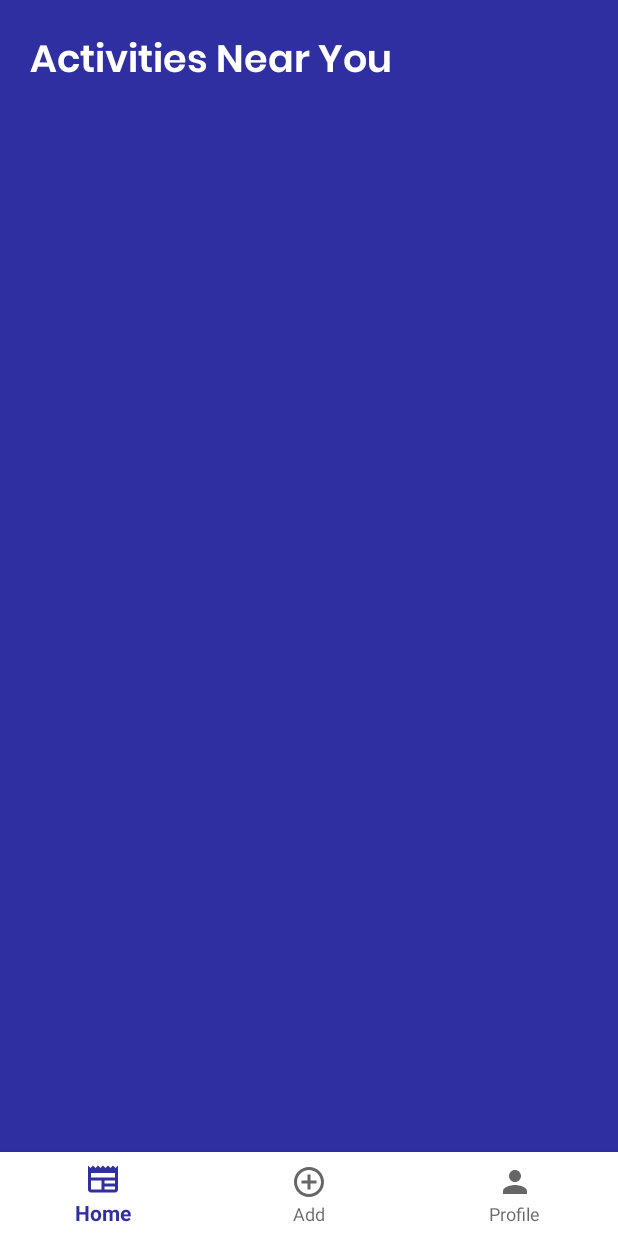
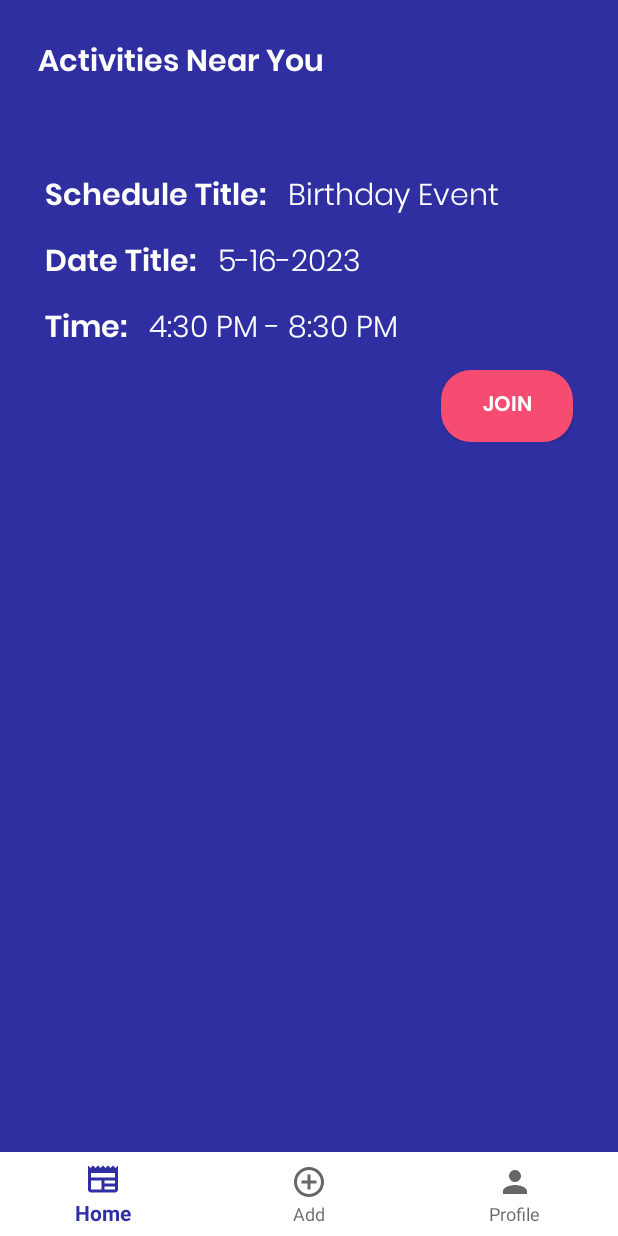
Before and after one commit to gantuangcoc98/TimelinePlus, an Android app: the FragmentHome screen opened directly, with no data from a screen before it, on a phone screen of 412 x 824 dp. Run offline under Robolectric (Android 15) with nearby library versions, the phone set to English and light mode, and no system bars.

Commit message:
Attempt to implement RecyclerView for the Schedule Items that are to be added by User

```diff
--- a/app/src/main/AndroidManifest.xml
+++ b/app/src/main/AndroidManifest.xml
@@ -11,9 +11,6 @@
         android:supportsRtl="true"
         android:theme="@style/Theme.TimelinePlus"
         tools:targetApi="31">
-        <activity
-            android:name=".Profile"
-            android:exported="false" />
         <activity
             android:name=".Home"
             android:exported="false" />
--- a/app/src/main/java/com/example/timelineplus/FragmentHome.java
+++ b/app/src/main/java/com/example/timelineplus/FragmentHome.java
@@ -3,20 +3,41 @@ package com.example.timelineplus;
 import android.os.Bundle;
 
 import androidx.fragment.app.Fragment;
+import androidx.recyclerview.widget.LinearLayoutManager;
+import androidx.recyclerview.widget.RecyclerView;
 
 import android.view.LayoutInflater;
 import android.view.View;
 import android.view.ViewGroup;
+
+import java.util.ArrayList;
+
 public class FragmentHome extends Fragment {
 
     public FragmentHome() {
         // Required empty public constructor
     }
 
+    private ArrayList<ScheduleItem> scheduleItemList;
+    private ScheduleItem scheduleItem;
+
     @Override
     public View onCreateView(LayoutInflater inflater, ViewGroup container,
                              Bundle savedInstanceState) {
         // Inflate the layout for this fragment
-        return inflater.inflate(R.layout.fragment_home, container, false);
+        View view = inflater.inflate(R.layout.fragment_home, container, false);
+
+        RecyclerView recyclerView = view.findViewById(R.id.recyclerView);
+        LinearLayoutManager linearLayoutManager = new LinearLayoutManager(getContext());
+        recyclerView.setLayoutManager(linearLayoutManager);
+
+        scheduleItemList = new ArrayList<>();
+        scheduleItem = new ScheduleItem("Schedule Title: ", "Birthday Event", "Date Title: ", "5-16-2023", "Time: ", "4:30 PM - 8:30 PM");
+        scheduleItemList.add(scheduleItem);
+
+        ScheduleAdapter adapter = new ScheduleAdapter(getContext(), scheduleItemList);
+        recyclerView.setAdapter(adapter);
+
+        return view;
     }
 }
--- a/app/src/main/java/com/example/timelineplus/Home.java
+++ b/app/src/main/java/com/example/timelineplus/Home.java
@@ -56,7 +56,7 @@ public class Home extends AppCompatActivity {
     private void replaceFragment(Fragment fragment) {
         FragmentManager fragmentManager = getSupportFragmentManager();
         FragmentTransaction fragmentTransaction = fragmentManager.beginTransaction();
-        fragmentTransaction.replace(R.id.frameLayout, fragment);
+        fragmentTransaction.replace(R.id.homeFrameLayout, fragment);
         fragmentTransaction.commit();
     }
 
--- /dev/null
+++ b/app/src/main/java/com/example/timelineplus/ScheduleAdapter.java
@@ -0,0 +1,80 @@
+package com.example.timelineplus;
+
+import android.content.Context;
+import android.view.LayoutInflater;
+import android.view.View;
+import android.view.ViewGroup;
+import android.widget.Button;
+import android.widget.TextView;
+
+import androidx.annotation.NonNull;
+import androidx.recyclerview.widget.RecyclerView;
+
+import java.util.ArrayList;
+
+public class ScheduleAdapter extends RecyclerView.Adapter<ScheduleAdapter.ScheduleViewHolder> {
+    private ArrayList<ScheduleItem> scheduleItems;
+    private Context context;
+
+    public ScheduleAdapter(Context context, ArrayList<ScheduleItem> scheduleItems) {
+        this.scheduleItems = scheduleItems;
+        this.context = context;
+    }
+
+    @NonNull
+    @Override
+    // This will inflate the recycler view rows with the custom layout that we made (item_schedule.xml)
+    public ScheduleViewHolder onCreateViewHolder(@NonNull ViewGroup parent, int viewType) {
+        LayoutInflater inflater = LayoutInflater.from(context);
+        View view = inflater.inflate(R.layout.item_schedule, parent, false);
+        return new ScheduleViewHolder(view);
+    }
+
+    @Override
+    // This will assign the values from our Firebase data to the values of the views in our custom layout
+    // that we made (item_schedule.xml)
+    public void onBindViewHolder(@NonNull ScheduleViewHolder holder, int position) {
+        ScheduleItem scheduleItem = scheduleItems.get(position);
+
+        holder.scheduleTitle.setText(scheduleItem.getScheduleTitle());
+        holder.setScheduleTitle.setText(scheduleItem.getSetScheduleTitle());
+        holder.dateTitle.setText(scheduleItem.getDateTitle());
+        holder.setDate.setText(scheduleItem.getSetDate());
+        holder.timeTitle.setText(scheduleItem.getTimeTitle());
+        holder.setTime.setText(scheduleItem.getSetTime());
+
+        holder.joinButton.setOnClickListener(new View.OnClickListener() {
+            @Override
+            public void onClick(View view) {
+                // Perform the operations when Join button is clicked
+            }
+        });
+    }
+
+    @Override
+    public int getItemCount() {
+        return scheduleItems.size();
+    }
+
+    public static class ScheduleViewHolder extends RecyclerView.ViewHolder {
+
+        private TextView scheduleTitle;
+        private TextView setScheduleTitle;
+        private TextView dateTitle;
+        private TextView setDate;
+        private TextView timeTitle;
+        private TextView setTime;
+        private Button joinButton;
+
+        public ScheduleViewHolder(@NonNull View itemView) {
+            super(itemView);
+            scheduleTitle = itemView.findViewById(R.id.tvTitle);
+            setScheduleTitle = itemView.findViewById(R.id.tvCustomTitle);
+            dateTitle = itemView.findViewById(R.id.tvDate);
+            setDate = itemView.findViewById(R.id.tvCustomDate);
+            timeTitle = itemView.findViewById(R.id.tvTime);
+            setTime = itemView.findViewById(R.id.tvCustomTime);
+            joinButton = itemView.findViewById(R.id.joinButton);
+        }
+    }
+}
--- /dev/null
+++ b/app/src/main/java/com/example/timelineplus/ScheduleItem.java
@@ -0,0 +1,68 @@
+package com.example.timelineplus;
+
+public class ScheduleItem {
+    private String scheduleTitle;
+    private String setScheduleTitle;
+    private String dateTitle;
+    private String setDate;
+    private String timeTitle;
+    private String setTime;
+
+    public ScheduleItem(String scheduleTitle, String setScheduleTitle, String dateTitle, String setDate, String timeTitle, String setTime) {
+        this.scheduleTitle = scheduleTitle;
+        this.setScheduleTitle = setScheduleTitle;
+        this.dateTitle = dateTitle;
+        this.setDate = setDate;
+        this.timeTitle = timeTitle;
+        this.setTime = setTime;
+    }
+
+    public String getScheduleTitle() {
+        return scheduleTitle;
+    }
+
+    public void setScheduleTitle(String scheduleTitle) {
+        this.scheduleTitle = scheduleTitle;
+    }
+
+    public String getSetScheduleTitle() {
+        return setScheduleTitle;
+    }
+
+    public void setSetScheduleTitle(String setScheduleTitle) {
+        this.setScheduleTitle = setScheduleTitle;
+    }
+
+    public String getDateTitle() {
+        return dateTitle;
+    }
+
+    public void setDateTitle(String dateTitle) {
+        this.dateTitle = dateTitle;
+    }
+
+    public String getSetDate() {
+        return setDate;
+    }
+
+    public void setSetDate(String setDate) {
+        this.setDate = setDate;
+    }
+
+    public String getTimeTitle() {
+        return timeTitle;
+    }
+
+    public void setTimeTitle(String timeTitle) {
+        this.timeTitle = timeTitle;
+    }
+
+    public String getSetTime() {
+        return setTime;
+    }
+
+    public void setSetTime(String setTime) {
+        this.setTime = setTime;
+    }
+
+}
--- a/app/src/main/res/layout/fragment_home.xml
+++ b/app/src/main/res/layout/fragment_home.xml
@@ -8,17 +8,27 @@
     android:background="@color/blue">
 
     <TextView
+        android:id="@+id/homeTitle"
         android:layout_width="wrap_content"
         android:layout_height="wrap_content"
-        app:layout_constraintTop_toTopOf="parent"
-        app:layout_constraintStart_toStartOf="parent"
-        android:layout_marginTop="20dp"
-        android:layout_marginLeft="20dp"
+        android:layout_marginStart="25dp"
+        android:layout_marginTop="25dp"
         android:text="Activities Near You"
-        android:textSize="25sp"
+        android:textSize="20sp"
         android:textStyle="bold"
         android:textColor="@color/white"
         android:fontFamily="@font/poppins_semibold"
-        />
+        app:layout_constraintStart_toStartOf="parent"
+        app:layout_constraintTop_toTopOf="parent" />
+
+    <androidx.recyclerview.widget.RecyclerView
+        android:id="@+id/recyclerView"
+        android:layout_width="match_parent"
+        android:layout_height="0dp"
+        app:layout_constraintTop_toBottomOf="@+id/homeTitle"
+        android:layout_marginTop="25dp"
+        app:layout_constraintStart_toStartOf="parent"
+        app:layout_constraintEnd_toEndOf="parent"
+        app:layout_constraintBottom_toBottomOf="parent"/>
 
 </androidx.constraintlayout.widget.ConstraintLayout>
--- a/app/src/main/res/layout/home.xml
+++ b/app/src/main/res/layout/home.xml
@@ -14,16 +14,16 @@
         app:layout_constraintStart_toStartOf="parent"
         app:layout_constraintEnd_toEndOf="parent"
         app:layout_constraintTop_toTopOf="parent"
-        android:id="@+id/frameLayout" />
+        android:id="@+id/homeFrameLayout" />
 
         <com.google.android.material.bottomnavigation.BottomNavigationView
             android:id="@+id/bottomNav"
             android:layout_width="match_parent"
             android:layout_height="wrap_content"
+            app:menu="@menu/menu"
+            android:background="@color/white"
             app:layout_constraintBottom_toBottomOf="parent"
             app:layout_constraintEnd_toEndOf="parent"
-        app:layout_constraintStart_toStartOf="parent"
-        app:menu="@menu/menu"
-        android:background="@color/white"/>
+            app:layout_constraintStart_toStartOf="parent"/>
 
 </androidx.constraintlayout.widget.ConstraintLayout>
--- /dev/null
+++ b/app/src/main/res/layout/item_schedule.xml
@@ -0,0 +1,107 @@
+<!-- schedule_item_layout.xml -->
+<LinearLayout xmlns:android="http://schemas.android.com/apk/res/android"
+    android:layout_width="match_parent"
+    android:layout_height="wrap_content"
+    android:orientation="vertical"
+    android:padding="20dp"
+    android:layout_margin="10dp"
+    android:background="@color/blue">
+
+    <LinearLayout
+        android:layout_width="wrap_content"
+        android:layout_height="wrap_content" >
+
+        <TextView
+            android:id="@+id/tvTitle"
+            android:layout_width="wrap_content"
+            android:layout_height="wrap_content"
+            android:text="Schedule Title: "
+            android:textSize="20sp"
+            android:textStyle="bold"
+            android:textColor="@color/white"
+            android:fontFamily="@font/poppins_semibold"/>
+
+        <TextView
+            android:id="@+id/tvCustomTitle"
+            android:layout_width="wrap_content"
+            android:layout_height="wrap_content"
+            android:text="Birthday Event"
+            android:textSize="20sp"
+            android:layout_marginStart="10dp"
+            android:textColor="@color/white"
+            android:fontFamily="@font/poppins_light"/>
+
+    </LinearLayout>
+
+    <LinearLayout
+        android:layout_width="wrap_content"
+        android:layout_height="wrap_content"
+        android:layout_marginTop="10dp" >
+
+        <TextView
+            android:id="@+id/tvDate"
+            android:layout_width="wrap_content"
+            android:layout_height="wrap_content"
+            android:text="Date: "
+            android:textSize="20sp"
+            android:textStyle="bold"
+            android:textColor="@color/white"
+            android:fontFamily="@font/poppins_semibold"/>
+
+        <TextView
+            android:id="@+id/tvCustomDate"
+            android:layout_width="wrap_content"
+            android:layout_height="wrap_content"
+            android:text="May 15, 2023"
+            android:textSize="20sp"
+            android:layout_marginLeft="10dp"
+            android:textColor="@color/white"
+            android:fontFamily="@font/poppins_light"/>
+
+    </LinearLayout>
+
+    <LinearLayout
+        android:layout_width="wrap_content"
+        android:layout_height="wrap_content"
+        android:layout_marginTop="10dp">
+
+        <TextView
+            android:id="@+id/tvTime"
+            android:layout_width="wrap_content"
+            android:layout_height="wrap_content"
+            android:text="Time: "
+            android:textStyle="bold"
+            android:textSize="20sp"
+            android:textColor="@color/white"
+            android:fontFamily="@font/poppins_semibold"/>
+
+        <TextView
+            android:id="@+id/tvCustomTime"
+            android:layout_width="wrap_content"
+            android:layout_height="wrap_content"
+            android:layout_marginLeft="10dp"
+            android:text="10:00 - 16:00"
+            android:textSize="20sp"
+            android:textColor="@color/white"
+            android:fontFamily="@font/poppins_light"/>
+
+    </LinearLayout>
+
+    <LinearLayout
+        android:layout_width="match_parent"
+        android:layout_height="wrap_content"
+        android:layout_marginTop="10dp"
+        android:gravity="right">
+
+    <Button
+        android:id="@+id/joinButton"
+        android:layout_width="wrap_content"
+        android:layout_height="wrap_content"
+        android:text="Join"
+        android:background="@drawable/buttons"
+        android:textColor="@color/white"
+        android:fontFamily="@font/poppins_semibold"/>
+
+    </LinearLayout>
+
+</LinearLayout>
```
Also changed, not shown: app/src/main/java/com/example/timelineplus/Profile.java (deleted, +0 -14 lines), app/src/main/java/com/example/timelineplus/Schedule.java (deleted, +0 -13 lines), app/src/main/res/layout/profile.xml (deleted, +0 -27 lines), app/src/main/res/layout/schedule.xml (deleted, +0 -212 lines), app/src/main/res/layout/toolbar.xml (deleted, +0 -28 lines), app/src/main/res/menu/options.xml (deleted, +0 -17 lines), app/src/main/res/navigation/nav_graph.xml (deleted, +0 -18 lines). Lines whose indentation alone changed are shown as unchanged.
